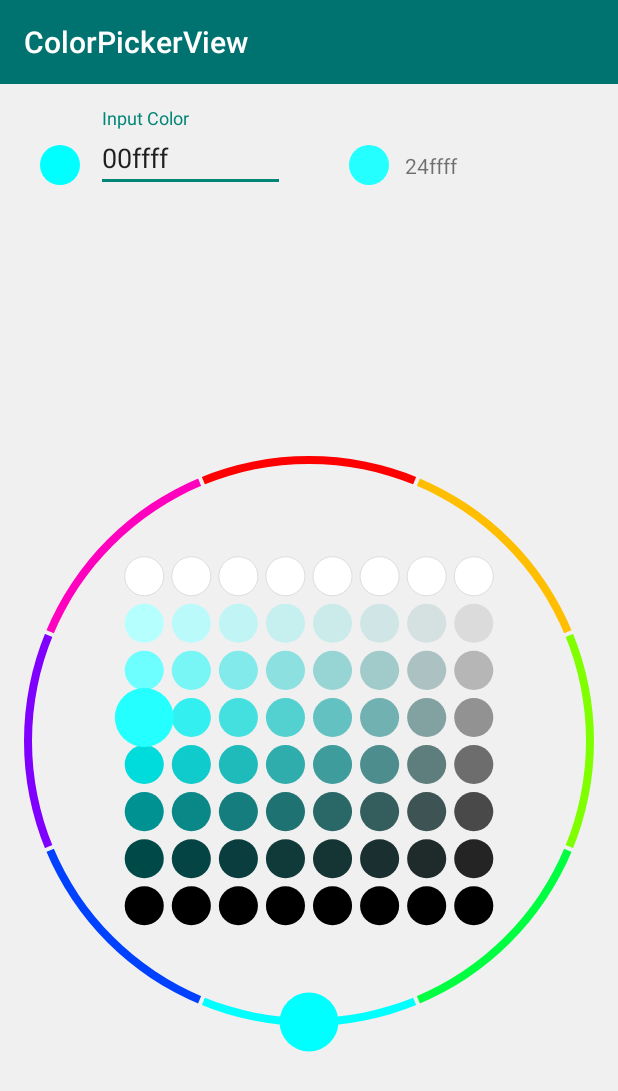
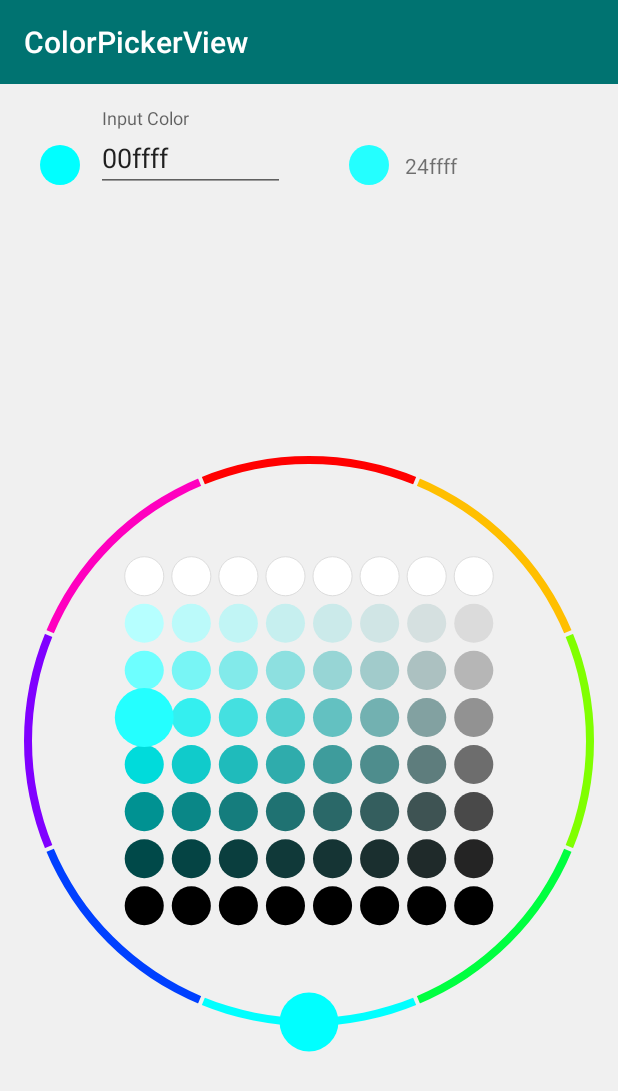
Before and after one commit to parthjdabhi/PhotoDoodle, an Android app: the screen it shows after launch (ColorPickerTestActivity), on a phone screen of 412 x 824 dp. Shown: the top 1091 px of the screen. Run offline under Robolectric (Android 15) with nearby library versions, the phone set to English and light mode, and no system bars; our stand-ins replace ButterKnife; libraries missing offline, so code that uses them is left out: com.esotericsoftware.kryo; 2 statements that could not run were skipped.

Commit message:
Prevent EditText from stealing focus on demo activity startup

```diff
--- a/app/app/src/main/java/org/zakariya/photodoodle/fragments/ColorPickerTestFragment.java
+++ b/app/app/src/main/java/org/zakariya/photodoodle/fragments/ColorPickerTestFragment.java
@@ -76,7 +76,10 @@ public class ColorPickerTestFragment extends Fragment {
 
 		colorPickerView.setInitialColor(inColor);
 
-		outColor = colorPickerView.getCurrentColor();
+		if (outColor == 0x0) {
+			outColor = colorPickerView.getCurrentColor();
+		}
+
 		outTextView.setText(hexString(outColor));
 		outColorSwatch.setSwatchColor(outColor);
 
@@ -130,6 +133,7 @@ public class ColorPickerTestFragment extends Fragment {
 
 	private void parseColorString(String colorString) {
 		if (colorString.length() > 6) {
+			inColorSwatch.setSwatchColor(0x0);
 			inTextInputLayout.setError("Cannot have more than 6 chars");
 			return;
 		}
--- a/app/app/src/main/res/layout/fragment_color_picker_test.xml
+++ b/app/app/src/main/res/layout/fragment_color_picker_test.xml
@@ -8,8 +8,10 @@
 	<LinearLayout
 		android:layout_width="match_parent"
 		android:layout_height="wrap_content"
+		android:focusable="true"
+		android:focusableInTouchMode="true"
+		android:gravity="center_vertical"
 		android:orientation="horizontal"
-		android:gravity="center_vertical"
 		android:padding="16dp">
 
 		<org.zakariya.photodoodle.view.ColorSwatchView
@@ -23,8 +25,9 @@
 			android:id="@+id/inTextInputLayout"
 			android:layout_width="0dp"
 			android:layout_height="wrap_content"
-			android:layout_weight="1"
-			android:layout_marginRight="16dp">
+			android:layout_marginRight="16dp"
+			android:layout_weight="1">
+
 			<EditText
 				android:id="@+id/inEditText"
 				android:layout_width="match_parent"
@@ -36,8 +39,8 @@
 			android:id="@+id/outColorSwatch"
 			android:layout_width="48dp"
 			android:layout_height="48dp"
-			android:padding="8dp"
-			android:layout_marginLeft="16dp"/>
+			android:layout_marginLeft="16dp"
+			android:padding="8dp"/>
 
 		<TextView
 			android:id="@+id/outTextView"
@@ -53,10 +56,10 @@
 		android:layout_width="match_parent"
 		android:layout_height="0dp"
 		android:layout_weight="1"
+		android:background="@color/windowBackgroundColor"
 		android:padding="16dp"
 		app:initialColor="#FF0000"
-		app:precision="8"
-		android:background="@color/windowBackgroundColor"/>
+		app:precision="8"/>
 
 
 </LinearLayout>
```
